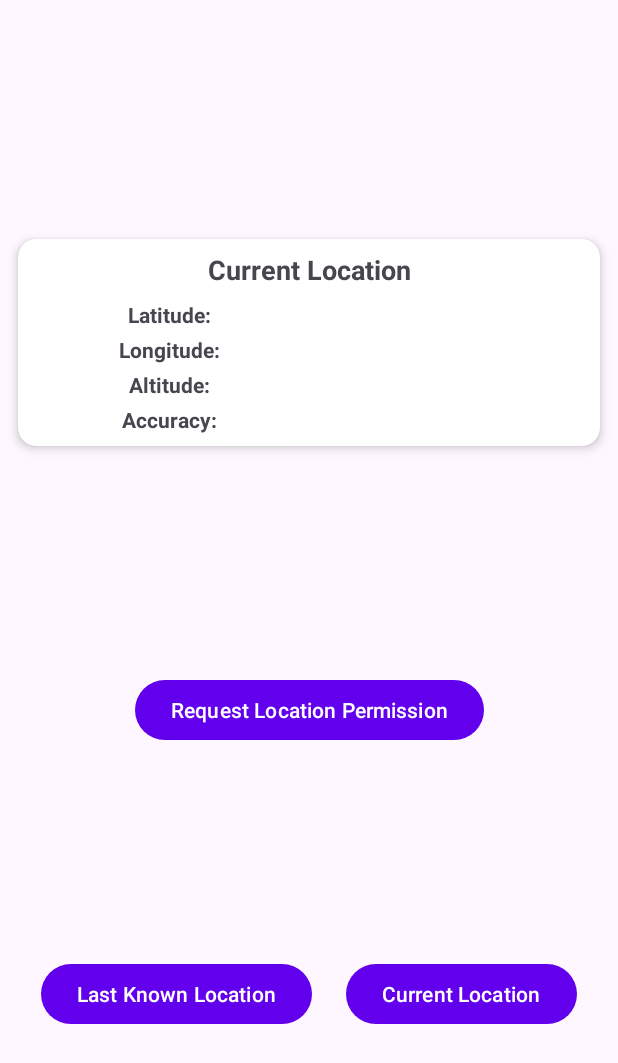
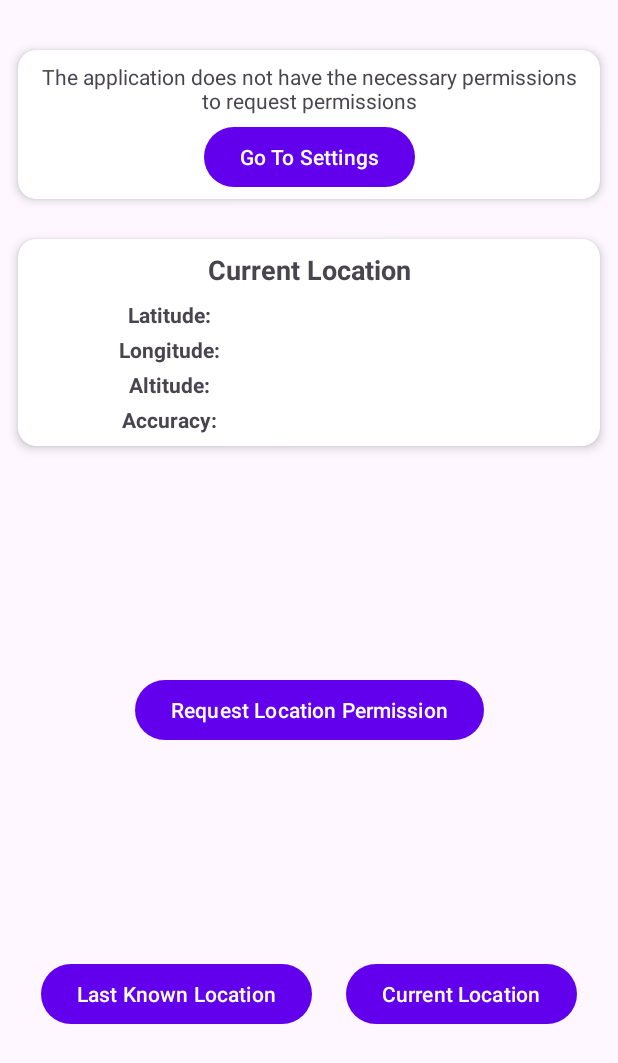
Before and after one commit to BKMbigo/LocationExample, an Android app: the layout activity_main.xml on its own in the app's theme, with its tools: preview values and no code run, on a phone screen of 412 x 824 dp. Shown: the top 1063 px of the screen. Run offline under Robolectric (Android 15) with nearby library versions, the phone set to English and light mode, and no system bars.

Commit message:
Polished UI Logic - Added Permission denied action

```diff
--- a/app/src/main/java/com/github/bkmbigo/mapsexample/MainActivity.kt
+++ b/app/src/main/java/com/github/bkmbigo/mapsexample/MainActivity.kt
@@ -1,11 +1,14 @@
 package com.github.bkmbigo.mapsexample
 
 import android.Manifest
+import android.content.Intent
 import android.content.pm.PackageManager
 import android.location.Location
+import android.net.Uri
 import android.os.Build
 import androidx.appcompat.app.AppCompatActivity
 import android.os.Bundle
+import android.provider.Settings
 import android.view.View
 import androidx.activity.result.contract.ActivityResultContracts
 import androidx.core.content.ContextCompat
@@ -34,8 +37,7 @@ class MainActivity : AppCompatActivity() {
 
                 else -> {
                     // Permission Denied
-
-
+                    setUpUI(false, isPermissionFullyDenied = true)
                 }
             }
         } else {
@@ -47,6 +49,7 @@ class MainActivity : AppCompatActivity() {
                 setUpUI(true)
             } else {
                 // Permission Denied
+                setUpUI(false, isPermissionFullyDenied = true)
             }
         }
     }
@@ -56,6 +59,7 @@ class MainActivity : AppCompatActivity() {
         binding = ActivityMainBinding.inflate(layoutInflater)
         setContentView(binding.root)
 
+        setButtonListeners()
         setUpUI()
     }
 
@@ -63,21 +67,28 @@ class MainActivity : AppCompatActivity() {
         setUpUI(true, currentLocation)
     }
 
-    private fun setUpUI(isPermissionGranted: Boolean = isCoarsePermissionGranted(), currentLocation: Location? = null){
+    private fun setUpUI(isPermissionGranted: Boolean = isCoarsePermissionGranted(), currentLocation: Location? = null, isPermissionFullyDenied: Boolean = false){
         binding.cvCurrentLocation.visibility = visibility(currentLocation != null)
-        binding.btRequestPermission.visibility = visibility(isPermissionGranted)
+        binding.btRequestPermission.visibility = visibility(!isPermissionGranted && !isPermissionFullyDenied)
         binding.btCurrentLocation.visibility = visibility(isPermissionGranted)
         binding.btLastKnownLocation.visibility = visibility(isPermissionGranted)
+        binding.cvPermissionDenied.visibility = visibility(isPermissionFullyDenied)
 
         currentLocation?.let { location ->
             binding.tvLongitudeValue.text = location.longitude.toString()
             binding.tvLatitudeValue.text = location.latitude.toString()
-            binding.tvAltitudeText.text = location.altitude.toString()
+            binding.tvAltitudeValue.text = location.altitude.toString()
+            binding.tvAccuracyValue.text = location.accuracy.toString()
+
+            binding.tvLabelCurrentLocation.text = generateHeading(isFinePermissionGranted(), true)
         }
     }
 
     private fun visibility(condition: Boolean): Int = if(condition) View.VISIBLE else View.GONE
     private fun visibility(condition: () -> Boolean): Int = if(condition.invoke()) View.VISIBLE else View.GONE
+
+    private fun generateHeading(isFineLocation: Boolean, isCurrentLocation: Boolean): String =
+        "${if(isCurrentLocation) "Current" else "Last Known"} Location (${if(isFineLocation) "Fine" else "Coarse"})"
 
     private fun setButtonListeners() {
         binding.btRequestPermission.setOnClickListener {
@@ -91,6 +102,9 @@ class MainActivity : AppCompatActivity() {
         binding.btCurrentLocation.setOnClickListener {
 
         }
+        binding.btGoToSettings.setOnClickListener {
+            goToSettings()
+        }
     }
 
     private fun requestPermissions() {
@@ -99,6 +113,14 @@ class MainActivity : AppCompatActivity() {
                 Manifest.permission.ACCESS_FINE_LOCATION,
                 Manifest.permission.ACCESS_COARSE_LOCATION
             )
+        )
+    }
+
+    private fun goToSettings() {
+        startActivity(
+            Intent(Settings.ACTION_APPLICATION_DETAILS_SETTINGS).apply {
+                data = Uri.fromParts("package", packageName, null)
+            }
         )
     }
 
--- a/app/src/main/res/layout/activity_main.xml
+++ b/app/src/main/res/layout/activity_main.xml
@@ -12,16 +12,57 @@
         android:padding="4dp">
 
         <androidx.cardview.widget.CardView
+            android:id="@+id/cv_permission_denied"
+            android:layout_width="match_parent"
+            android:layout_height="wrap_content"
+            android:layout_marginTop="12dp"
+            android:visibility="visible"
+            app:cardCornerRadius="12dp"
+            app:cardElevation="4dp"
+            app:cardUseCompatPadding="true"
+            app:layout_constraintBottom_toTopOf="@id/cv_current_location"
+            app:layout_constraintTop_toTopOf="parent">
+
+            <androidx.constraintlayout.widget.ConstraintLayout
+                android:layout_width="match_parent"
+                android:layout_height="wrap_content"
+                android:padding="4dp">
+
+                <TextView
+                    android:id="@+id/tv_label_permission_denied"
+                    android:layout_width="match_parent"
+                    android:layout_height="wrap_content"
+                    android:layout_marginTop="4dp"
+                    android:paddingHorizontal="4dp"
+                    android:text="The application does not have the necessary permissions to request permissions"
+                    android:textAlignment="center"
+                    app:layout_constraintTop_toTopOf="parent" />
+
+                <Button
+                    android:id="@+id/bt_go_to_settings"
+                    android:layout_width="wrap_content"
+                    android:layout_height="wrap_content"
+                    android:layout_marginTop="4dp"
+                    android:text="Go To Settings"
+                    app:layout_constraintEnd_toEndOf="parent"
+                    app:layout_constraintStart_toStartOf="parent"
+                    app:layout_constraintTop_toBottomOf="@id/tv_label_permission_denied" />
+            </androidx.constraintlayout.widget.ConstraintLayout>
+
+        </androidx.cardview.widget.CardView>
+
+        <androidx.cardview.widget.CardView
             android:id="@+id/cv_current_location"
             android:layout_width="match_parent"
             android:layout_height="wrap_content"
+            android:layout_marginTop="12dp"
             android:visibility="visible"
-            android:layout_marginTop="12dp"
             app:cardCornerRadius="12dp"
             app:cardElevation="4dp"
             app:cardUseCompatPadding="true"
-            app:layout_constraintTop_toTopOf="parent"
-            app:layout_constraintBottom_toTopOf="@id/bt_request_permission">
+            app:layout_constraintBottom_toTopOf="@id/bt_request_permission"
+            app:layout_constraintTop_toTopOf="parent">
+
             <androidx.constraintlayout.widget.ConstraintLayout
                 android:layout_width="match_parent"
                 android:layout_height="wrap_content"
@@ -129,34 +170,34 @@
             android:layout_height="wrap_content"
             android:layout_marginTop="8dp"
             android:text="Request Location Permission"
+            app:layout_constraintBottom_toTopOf="@id/bt_last_known_location"
             app:layout_constraintEnd_toEndOf="parent"
             app:layout_constraintStart_toStartOf="parent"
-            app:layout_constraintTop_toBottomOf="@id/cv_current_location"
-            app:layout_constraintBottom_toTopOf="@id/bt_last_known_location"/>
+            app:layout_constraintTop_toBottomOf="@id/cv_current_location" />
 
         <Button
             android:id="@+id/bt_last_known_location"
             android:layout_width="wrap_content"
             android:layout_height="wrap_content"
-            android:visibility="visible"
             android:layout_marginTop="8dp"
             android:text="Last Known Location"
+            android:visibility="visible"
+            app:layout_constraintBottom_toBottomOf="parent"
             app:layout_constraintEnd_toStartOf="@id/bt_current_location"
             app:layout_constraintStart_toStartOf="parent"
-            app:layout_constraintTop_toBottomOf="@id/bt_request_permission"
-            app:layout_constraintBottom_toBottomOf="parent"/>
+            app:layout_constraintTop_toBottomOf="@id/bt_request_permission" />
 
         <Button
             android:id="@+id/bt_current_location"
             android:layout_width="wrap_content"
             android:layout_height="wrap_content"
-            android:visibility="visible"
             android:layout_marginTop="8dp"
             android:text="Current Location"
+            android:visibility="visible"
+            app:layout_constraintBottom_toBottomOf="parent"
             app:layout_constraintEnd_toEndOf="parent"
             app:layout_constraintStart_toEndOf="@id/bt_last_known_location"
-            app:layout_constraintTop_toBottomOf="@id/bt_request_permission"
-            app:layout_constraintBottom_toBottomOf="parent"/>
+            app:layout_constraintTop_toBottomOf="@id/bt_request_permission" />
 
     </androidx.constraintlayout.widget.ConstraintLayout>
 
```
